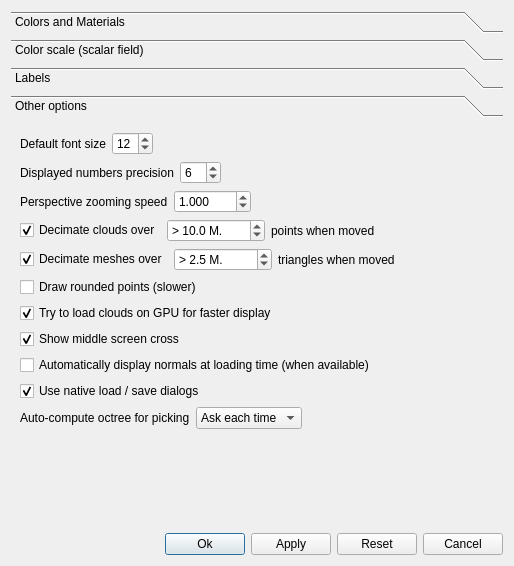
Qt form libs/CCAppCommon/ui/displayOptionsDlg.ui (CloudCompare/CloudCompare) before a commit.
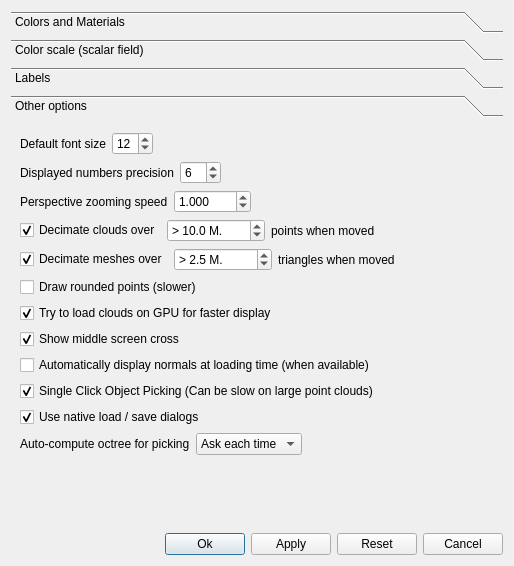
The same form after that commit. Icons and pictures are not drawn.

Commit message: Add checkbox to the displaySettings dialog for singleClickPicking

Patch:
```diff
--- a/libs/CCAppCommon/ui/displayOptionsDlg.ui
+++ b/libs/CCAppCommon/ui/displayOptionsDlg.ui
@@ -602,8 +602,8 @@
        <rect>
         <x>0</x>
         <y>0</y>
-        <width>490</width>
-        <height>364</height>
+        <width>496</width>
+        <height>411</height>
        </rect>
       </property>
       <attribute name="label">
@@ -894,6 +894,16 @@
          </property>
         </widget>
        </item>
+       <item>
+        <widget class="QCheckBox" name="singleClickPickingCheckBox">
+         <property name="text">
+          <string>Single Click Object Picking (Can be slow on large point clouds)</string>
+         </property>
+         <property name="checked">
+          <bool>true</bool>
+         </property>
+        </widget>
+       </item>
        <item>
         <widget class="QCheckBox" name="useNativeDialogsCheckBox">
          <property name="text">
```
Left out of the diff: 12 changed lines with no effect on the pictures. The commit also changes 1 other file.
